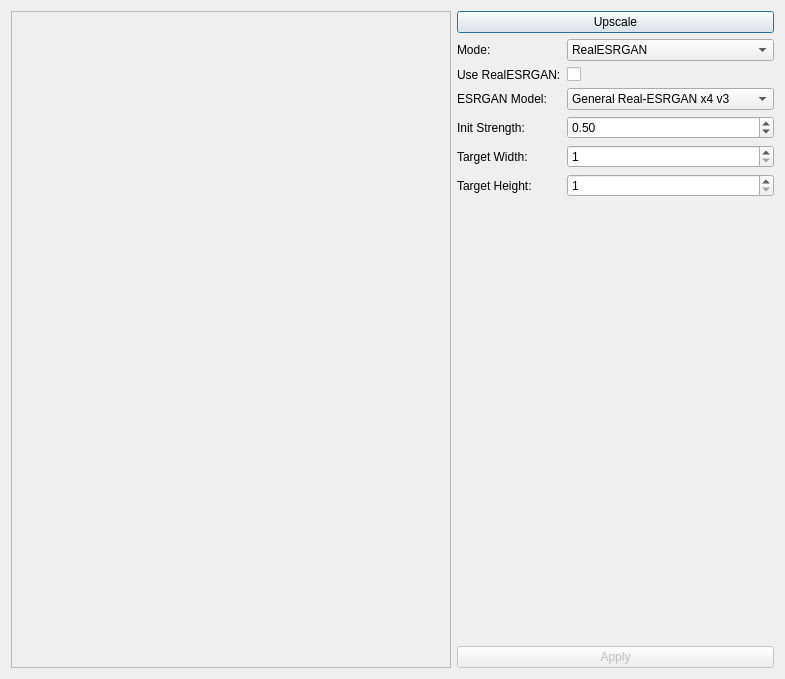
Qt form image_ai_utils/common/ui/upscale_dialog.ui (qweryty/image-ai-utils-krita) before a commit.
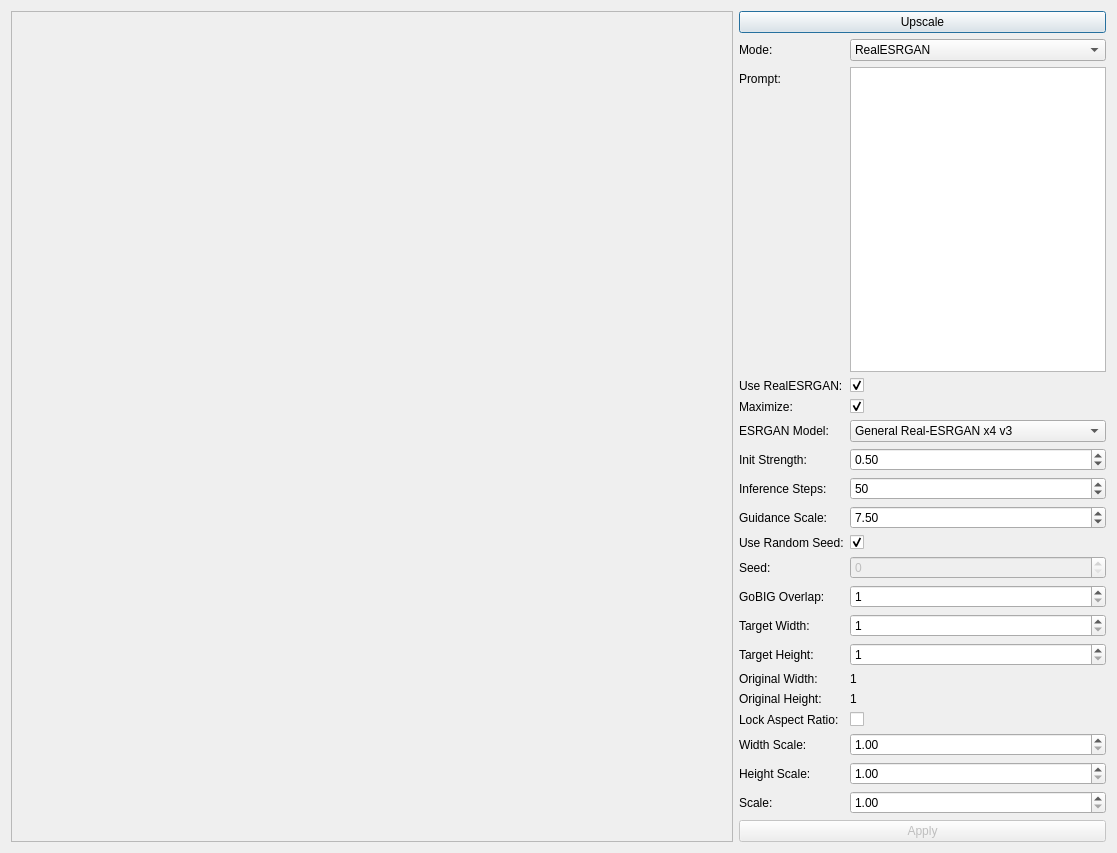
The same form after that commit.

What changed in the file:
```diff
--- a/image_ai_utils/common/ui/upscale_dialog.ui
+++ b/image_ai_utils/common/ui/upscale_dialog.ui
@@ -6,8 +6,8 @@
    <rect>
     <x>0</x>
     <y>0</y>
-    <width>785</width>
-    <height>679</height>
+    <width>1117</width>
+    <height>853</height>
    </rect>
   </property>
   <property name="windowTitle">
@@ -15,7 +15,7 @@
   </property>
   <layout class="QGridLayout" name="gridLayout">
    <item row="1" column="0">
-    <layout class="QHBoxLayout" name="horizontalLayout" stretch="0,0">
+    <layout class="QHBoxLayout" name="horizontalLayout" stretch="1,0">
      <item>
       <widget class="QScrollArea" name="scrollArea">
        <property name="widgetResizable">
@@ -26,8 +26,8 @@
          <rect>
           <x>0</x>
           <y>0</y>
-          <width>530</width>
-          <height>655</height>
+          <width>702</width>
+          <height>829</height>
          </rect>
         </property>
         <layout class="QGridLayout" name="gridLayout_2">
@@ -53,82 +53,79 @@
        </item>
        <item>
         <layout class="QFormLayout" name="formLayout">
+         <item row="0" column="0">
+          <widget class="QLabel" name="label_5">
+           <property name="text">
+            <string>Mode:</string>
+           </property>
+          </widget>
+         </item>
+         <item row="0" column="1">
+          <widget class="QComboBox" name="upscale_mode_combo_box">
+           <item>
+            <property name="text">
+             <string>RealESRGAN</string>
+            </property>
+           </item>
+           <item>
+            <property name="text">
+             <string>GoBIG</string>
+            </property>
+           </item>
+          </widget>
+         </item>
          <item row="1" column="0">
+          <widget class="QLabel" name="prompt_label">
+           <property name="text">
+            <string>Prompt:</string>
+           </property>
+          </widget>
+         </item>
+         <item row="1" column="1">
+          <widget class="QPlainTextEdit" name="prompt_plain_text_edit"/>
+         </item>
+         <item row="2" column="0">
           <widget class="QLabel" name="use_realesrgan_label">
            <property name="text">
             <string>Use RealESRGAN:</string>
            </property>
           </widget>
          </item>
+         <item row="2" column="1">
+          <widget class="QCheckBox" name="use_realesrgan_check_box">
+           <property name="text">
+            <string/>
+           </property>
+           <property name="checked">
+            <bool>true</bool>
+           </property>
+          </widget>
+         </item>
          <item row="3" column="0">
-          <widget class="QLabel" name="init_strength_label">
+          <widget class="QLabel" name="label_6">
            <property name="text">
-            <string>Init Strength:</string>
+            <string>Maximize:</string>
            </property>
           </widget>
          </item>
          <item row="3" column="1">
-          <widget class="QDoubleSpinBox" name="init_strength_double_spin_box">
-           <property name="maximum">
-            <double>1.000000000000000</double>
-           </property>
-           <property name="singleStep">
-            <double>0.100000000000000</double>
-           </property>
-           <property name="value">
-            <double>0.500000000000000</double>
-           </property>
-          </widget>
-         </item>
-         <item row="1" column="1">
-          <widget class="QCheckBox" name="use_realesrgan_check_box">
+          <widget class="QCheckBox" name="maximize_check_box">
            <property name="text">
             <string/>
            </property>
+           <property name="checked">
+            <bool>true</bool>
+           </property>
           </widget>
          </item>
          <item row="4" column="0">
-          <widget class="QLabel" name="label_3">
-           <property name="text">
-            <string>Target Width:</string>
-           </property>
-          </widget>
-         </item>
-         <item row="5" column="0">
-          <widget class="QLabel" name="label_4">
-           <property name="text">
-            <string>Target Height:</string>
-           </property>
-          </widget>
-         </item>
-         <item row="4" column="1">
-          <widget class="QSpinBox" name="target_width_spin_box">
-           <property name="minimum">
-            <number>1</number>
-           </property>
-           <property name="maximum">
-            <number>100000</number>
-           </property>
-          </widget>
-         </item>
-         <item row="5" column="1">
-          <widget class="QSpinBox" name="target_height_spin_box">
-           <property name="minimum">
-            <number>1</number>
-           </property>
-           <property name="maximum">
-            <number>100000</number>
-           </property>
-          </widget>
-         </item>
-         <item row="2" column="0">
           <widget class="QLabel" name="esrgan_model_label">
            <property name="text">
             <string>ESRGAN Model:</string>
            </property>
           </widget>
          </item>
-         <item row="2" column="1">
+         <item row="4" column="1">
           <widget class="QComboBox" name="esrgan_model_combo_box">
            <property name="editable">
             <bool>false</bool>
@@ -173,25 +170,239 @@
            </item>
           </widget>
          </item>
-         <item row="0" column="0">
-          <widget class="QLabel" name="label_5">
+         <item row="5" column="0">
+          <widget class="QLabel" name="init_strength_label">
            <property name="text">
-            <string>Mode:</string>
+            <string>Init Strength:</string>
            </property>
           </widget>
          </item>
-         <item row="0" column="1">
-          <widget class="QComboBox" name="upscale_mode_combo_box">
-           <item>
-            <property name="text">
-             <string>RealESRGAN</string>
-            </property>
-           </item>
-           <item>
-            <property name="text">
-             <string>GoBIG</string>
-            </property>
-           </item>
+         <item row="5" column="1">
+          <widget class="QDoubleSpinBox" name="init_strength_double_spin_box">
+           <property name="maximum">
+            <double>1.000000000000000</double>
+           </property>
+           <property name="singleStep">
+            <double>0.100000000000000</double>
+           </property>
+           <property name="value">
+            <double>0.500000000000000</double>
+           </property>
+          </widget>
+         </item>
+         <item row="6" column="0">
+          <widget class="QLabel" name="inference_steps_label">
+           <property name="text">
+            <string>Inference Steps:</string>
+           </property>
+          </widget>
+         </item>
+         <item row="6" column="1">
+          <widget class="QSpinBox" name="inference_steps_spin_box">
+           <property name="minimum">
+            <number>1</number>
+           </property>
+           <property name="maximum">
+            <number>1000</number>
+           </property>
+           <property name="value">
+            <number>50</number>
+           </property>
+          </widget>
+         </item>
+         <item row="7" column="0">
+          <widget class="QLabel" name="guidance_scale_label">
+           <property name="text">
+            <string>Guidance Scale:</string>
+           </property>
+          </widget>
+         </item>
+         <item row="7" column="1">
+          <widget class="QDoubleSpinBox" name="guidance_scale_double_spin_box">
+           <property name="singleStep">
+            <double>0.100000000000000</double>
+           </property>
+           <property name="value">
+            <double>7.500000000000000</double>
+           </property>
+          </widget>
+         </item>
+         <item row="8" column="1">
+          <widget class="QCheckBox" name="use_random_seed_check_box">
+           <property name="text">
+            <string/>
+           </property>
+           <property name="checked">
+            <bool>true</bool>
+           </property>
+          </widget>
+         </item>
+         <item row="10" column="0">
+          <widget class="QLabel" name="gobig_overlap_label">
+           <property name="text">
+            <string>GoBIG Overlap:</string>
+           </property>
+          </widget>
+         </item>
+         <item row="10" column="1">
+          <widget class="QSpinBox" name="gobig_overlap_spin_box">
+           <property name="minimum">
+            <number>1</number>
+           </property>
+           <property name="maximum">
+            <number>512</number>
+           </property>
+          </widget>
+         </item>
+         <item row="11" column="0">
+          <widget class="QLabel" name="label_3">
+           <property name="text">
+            <string>Target Width:</string>
+           </property>
+          </widget>
+         </item>
+         <item row="11" column="1">
+          <widget class="QSpinBox" name="target_width_spin_box">
+           <property name="minimum">
+            <number>1</number>
+           </property>
+           <property name="maximum">
+            <number>100000</number>
+           </property>
+          </widget>
+         </item>
+         <item row="12" column="0">
+          <widget class="QLabel" name="label_4">
+           <property name="text">
+            <string>Target Height:</string>
+           </property>
+          </widget>
+         </item>
+         <item row="12" column="1">
+          <widget class="QSpinBox" name="target_height_spin_box">
+           <property name="minimum">
+            <number>1</number>
+           </property>
+           <property name="maximum">
+            <number>100000</number>
+           </property>
+          </widget>
+         </item>
+         <item row="13" column="0">
+          <widget class="QLabel" name="label">
+           <property name="text">
+            <string>Original Width:</string>
+           </property>
+          </widget>
+         </item>
+         <item row="13" column="1">
+          <widget class="QLabel" name="original_width_label">
+           <property name="text">
+            <string>1</string>
+           </property>
+          </widget>
+         </item>
+         <item row="14" column="0">
+          <widget class="QLabel" name="label_2">
+           <property name="text">
+            <string>Original Height:</string>
+           </property>
+          </widget>
+         </item>
+         <item row="14" column="1">
+          <widget class="QLabel" name="original_height_label">
+           <property name="text">
+            <string>1</string>
+           </property>
+          </widget>
+         </item>
+         <item row="15" column="0">
+          <widget class="QLabel" name="label_9">
+           <property name="text">
+            <string>Lock Aspect Ratio:</string>
+           </property>
+          </widget>
+         </item>
+         <item row="15" column="1">
+          <widget class="QCheckBox" name="lock_aspect_ratio_check_box">
+           <property name="text">
+            <string/>
+           </property>
+          </widget>
+         </item>
+         <item row="16" column="0">
+          <widget class="QLabel" name="width_scale_label">
+           <property name="text">
+            <string>Width Scale:</string>
+           </property>
+          </widget>
+         </item>
+         <item row="16" column="1">
+          <widget class="QDoubleSpinBox" name="width_scale_spin_box">
+           <property name="minimum">
+            <double>1.000000000000000</double>
+           </property>
+           <property name="maximum">
+            <double>99.989999999999995</double>
+           </property>
+           <property name="singleStep">
+            <double>0.200000000000000</double>
+           </property>
+          </widget>
+         </item>
+         <item row="17" column="0">
+          <widget class="QLabel" name="height_scale_label">
+           <property name="text">
+            <string>Height Scale:</string>
+           </property>
+          </widget>
+         </item>
+         <item row="17" column="1">
+          <widget class="QDoubleSpinBox" name="height_scale_spin_box">
+           <property name="minimum">
+            <double>1.000000000000000</double>
+           </property>
+           <property name="singleStep">
+            <double>0.200000000000000</double>
+           </property>
+          </widget>
+         </item>
+         <item row="18" column="0">
+          <widget class="QLabel" name="scale_label">
+           <property name="text">
+            <string>Scale:</string>
+           </property>
+          </widget>
+         </item>
+         <item row="18" column="1">
+          <widget class="QDoubleSpinBox" name="scale_spin_box">
+           <property name="minimum">
+            <double>1.000000000000000</double>
+           </property>
+           <property name="singleStep">
+            <double>0.200000000000000</double>
+           </property>
+          </widget>
+         </item>
+         <item row="8" column="0">
+          <widget class="QLabel" name="use_random_seed_label">
+           <property name="text">
+            <string>Use Random Seed:</string>
+           </property>
+          </widget>
+         </item>
+         <item row="9" column="0">
+          <widget class="QLabel" name="seed_label">
+           <property name="text">
+            <string>Seed:</string>
+           </property>
+          </widget>
+         </item>
+         <item row="9" column="1">
+          <widget class="QSpinBox" name="seed_spin_box">
+           <property name="enabled">
+            <bool>false</bool>
+           </property>
           </widget>
          </item>
         </layout>
```
Left out of the diff: 102 changed lines with no effect on the pictures.
